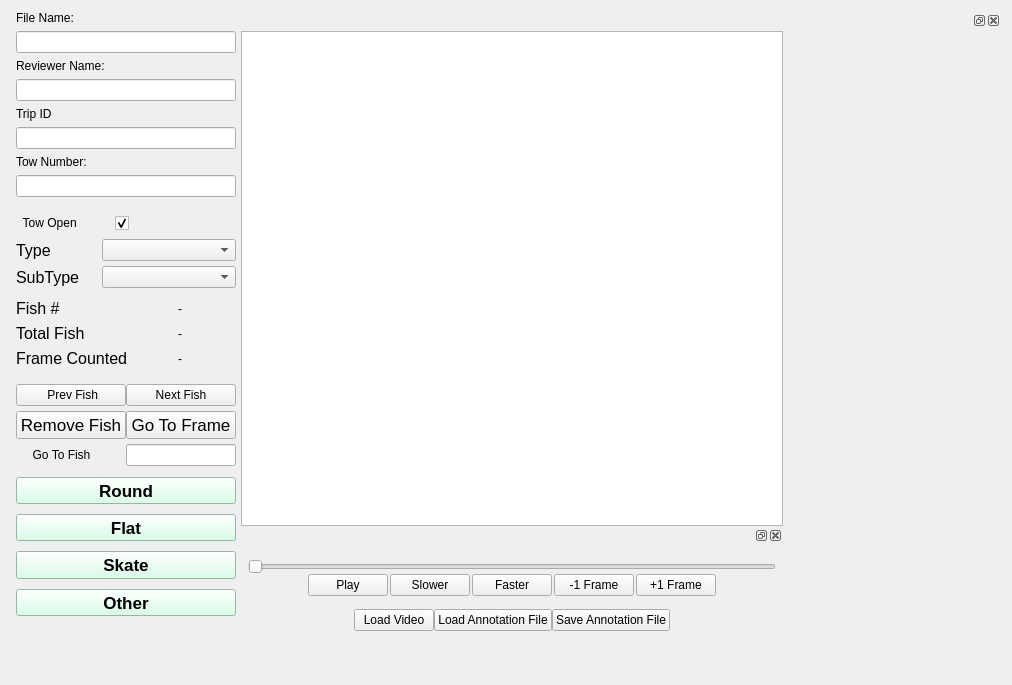
The window that FishGUI/mainwindow.ui (cvisionai/Tator-Native) describes before a commit, drawn with Qt 5.
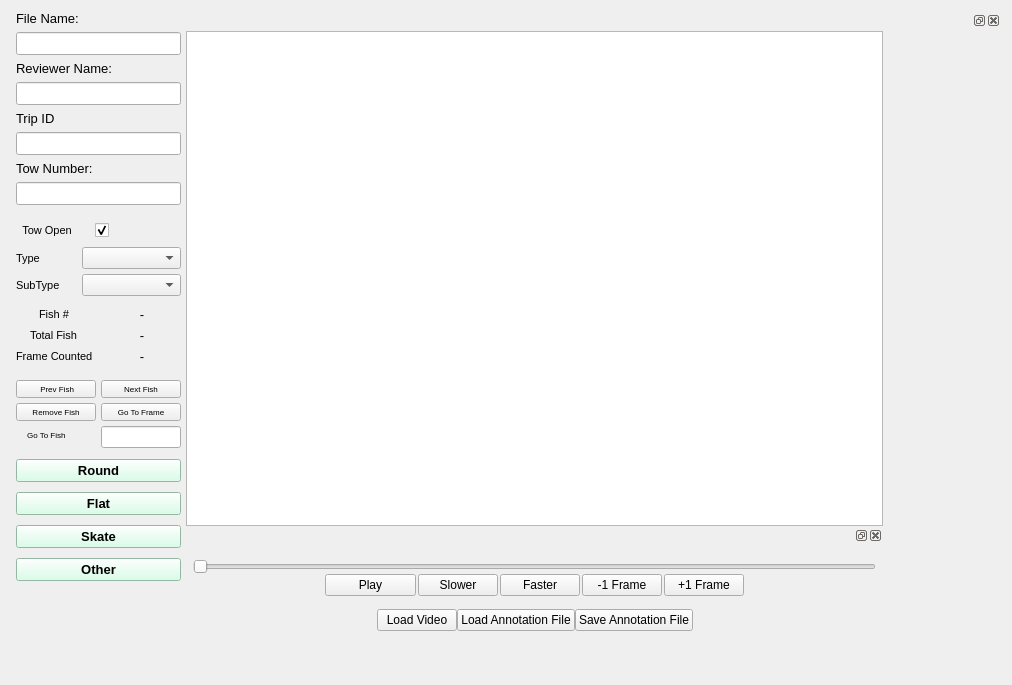
The same window after the commit. Custom widgets are drawn as their Qt base class.

```diff
--- a/FishGUI/mainwindow.ui
+++ b/FishGUI/mainwindow.ui
@@ -18,12 +18,12 @@
   </property>
   <layout class="QVBoxLayout" name="verticalLayout">
    <item>
-    <layout class="QHBoxLayout" name="horizontalLayout_6" stretch="1,10,1">
+    <layout class="QHBoxLayout" name="horizontalLayout_6" stretch="1,30,1">
      <property name="spacing">
       <number>0</number>
      </property>
      <item>
-      <layout class="QVBoxLayout" name="verticalLayout_4" stretch="0,0,0,0,0,0,0,0">
+      <layout class="QVBoxLayout" name="verticalLayout_4" stretch="0,0,0,0,0,0,0">
        <property name="spacing">
         <number>6</number>
        </property>
@@ -43,6 +43,17 @@
          </property>
          <item>
           <widget class="QLabel" name="fileNameLabel">
+           <property name="sizePolicy">
+            <sizepolicy hsizetype="MinimumExpanding" vsizetype="Preferred">
+             <horstretch>0</horstretch>
+             <verstretch>0</verstretch>
+            </sizepolicy>
+           </property>
+           <property name="font">
+            <font>
+             <pointsize>10</pointsize>
+            </font>
+           </property>
            <property name="text">
             <string>File Name:</string>
            </property>
@@ -50,6 +61,17 @@
          </item>
          <item>
           <widget class="QLineEdit" name="fileNameValue">
+           <property name="sizePolicy">
+            <sizepolicy hsizetype="MinimumExpanding" vsizetype="Fixed">
+             <horstretch>0</horstretch>
+             <verstretch>0</verstretch>
+            </sizepolicy>
+           </property>
+           <property name="font">
+            <font>
+             <pointsize>10</pointsize>
+            </font>
+           </property>
            <property name="focusPolicy">
             <enum>Qt::ClickFocus</enum>
            </property>
@@ -57,33 +79,108 @@
          </item>
          <item>
           <widget class="QLabel" name="reviwerNameLabel">
+           <property name="sizePolicy">
+            <sizepolicy hsizetype="MinimumExpanding" vsizetype="Preferred">
+             <horstretch>0</horstretch>
+             <verstretch>0</verstretch>
+            </sizepolicy>
+           </property>
+           <property name="font">
+            <font>
+             <pointsize>10</pointsize>
+            </font>
+           </property>
            <property name="text">
             <string>Reviewer Name:</string>
            </property>
           </widget>
          </item>
          <item>
-          <widget class="QLineEdit" name="reviewerNameValue"/>
+          <widget class="QLineEdit" name="reviewerNameValue">
+           <property name="sizePolicy">
+            <sizepolicy hsizetype="MinimumExpanding" vsizetype="Fixed">
+             <horstretch>0</horstretch>
+             <verstretch>0</verstretch>
+            </sizepolicy>
+           </property>
+           <property name="minimumSize">
+            <size>
+             <width>0</width>
+             <height>0</height>
+            </size>
+           </property>
+           <property name="font">
+            <font>
+             <pointsize>10</pointsize>
+            </font>
+           </property>
+          </widget>
          </item>
          <item>
           <widget class="QLabel" name="tripIDLabel">
+           <property name="sizePolicy">
+            <sizepolicy hsizetype="MinimumExpanding" vsizetype="Preferred">
+             <horstretch>0</horstretch>
+             <verstretch>0</verstretch>
+            </sizepolicy>
+           </property>
+           <property name="font">
+            <font>
+             <pointsize>10</pointsize>
+            </font>
+           </property>
            <property name="text">
             <string>Trip ID</string>
            </property>
           </widget>
          </item>
          <item>
-          <widget class="QLineEdit" name="tripIDValue"/>
+          <widget class="QLineEdit" name="tripIDValue">
+           <property name="sizePolicy">
+            <sizepolicy hsizetype="MinimumExpanding" vsizetype="Fixed">
+             <horstretch>0</horstretch>
+             <verstretch>0</verstretch>
+            </sizepolicy>
+           </property>
+           <property name="font">
+            <font>
+             <pointsize>10</pointsize>
+            </font>
+           </property>
+          </widget>
          </item>
          <item>
           <widget class="QLabel" name="towIDLabel">
+           <property name="sizePolicy">
+            <sizepolicy hsizetype="MinimumExpanding" vsizetype="Preferred">
+             <horstretch>0</horstretch>
+             <verstretch>0</verstretch>
+            </sizepolicy>
+           </property>
+           <property name="font">
+            <font>
+             <pointsize>10</pointsize>
+            </font>
+           </property>
            <property name="text">
             <string>Tow Number:</string>
            </property>
           </widget>
          </item>
          <item>
-          <widget class="QLineEdit" name="towIDValue"/>
+          <widget class="QLineEdit" name="towIDValue">
+           <property name="sizePolicy">
+            <sizepolicy hsizetype="MinimumExpanding" vsizetype="Fixed">
+             <horstretch>0</horstretch>
+             <verstretch>0</verstretch>
+            </sizepolicy>
+           </property>
+           <property name="font">
+            <font>
+             <pointsize>10</pointsize>
+            </font>
+           </property>
+          </widget>
          </item>
         </layout>
        </item>
@@ -103,11 +200,28 @@
          </property>
          <item>
           <widget class="QCheckBox" name="towStatus">
+           <property name="sizePolicy">
+            <sizepolicy hsizetype="MinimumExpanding" vsizetype="Fixed">
+             <horstretch>0</horstretch>
+             <verstretch>0</verstretch>
+            </sizepolicy>
+           </property>
+           <property name="minimumSize">
+            <size>
+             <width>0</width>
+             <height>0</height>
+            </size>
+           </property>
+           <property name="font">
+            <font>
+             <pointsize>8</pointsize>
+            </font>
+           </property>
            <property name="layoutDirection">
             <enum>Qt::RightToLeft</enum>
            </property>
            <property name="text">
-            <string>Tow Open          </string>
+            <string>Tow Open      </string>
            </property>
            <property name="checked">
             <bool>true</bool>
@@ -119,9 +233,12 @@
            <property name="orientation">
             <enum>Qt::Horizontal</enum>
            </property>
+           <property name="sizeType">
+            <enum>QSizePolicy::Minimum</enum>
+           </property>
            <property name="sizeHint" stdset="0">
             <size>
-             <width>40</width>
+             <width>5</width>
              <height>20</height>
             </size>
            </property>
@@ -157,9 +274,15 @@
          </property>
          <item row="0" column="0">
           <widget class="QLabel" name="typeLabel">
+           <property name="sizePolicy">
+            <sizepolicy hsizetype="Minimum" vsizetype="Preferred">
+             <horstretch>0</horstretch>
+             <verstretch>0</verstretch>
+            </sizepolicy>
+           </property>
            <property name="font">
             <font>
-             <pointsize>12</pointsize>
+             <pointsize>8</pointsize>
             </font>
            </property>
            <property name="layoutDirection">
@@ -175,16 +298,45 @@
          </item>
          <item row="0" column="1">
           <widget class="QComboBox" name="typeMenu">
+           <property name="sizePolicy">
+            <sizepolicy hsizetype="Minimum" vsizetype="Fixed">
+             <horstretch>0</horstretch>
+             <verstretch>0</verstretch>
+            </sizepolicy>
+           </property>
+           <property name="minimumSize">
+            <size>
+             <width>0</width>
+             <height>0</height>
+            </size>
+           </property>
+           <property name="font">
+            <font>
+             <pointsize>6</pointsize>
+            </font>
+           </property>
            <property name="focusPolicy">
             <enum>Qt::NoFocus</enum>
            </property>
+           <property name="iconSize">
+            <size>
+             <width>16</width>
+             <height>16</height>
+            </size>
+           </property>
           </widget>
          </item>
          <item row="1" column="0">
           <widget class="QLabel" name="subTypeLabel">
+           <property name="sizePolicy">
+            <sizepolicy hsizetype="Minimum" vsizetype="Preferred">
+             <horstretch>0</horstretch>
+             <verstretch>0</verstretch>
+            </sizepolicy>
+           </property>
            <property name="font">
             <font>
-             <pointsize>12</pointsize>
+             <pointsize>8</pointsize>
             </font>
            </property>
            <property name="text">
@@ -194,6 +346,17 @@
          </item>
          <item row="1" column="1">
           <widget class="QComboBox" name="subTypeMenu">
+           <property name="sizePolicy">
+            <sizepolicy hsizetype="Minimum" vsizetype="Fixed">
+             <horstretch>0</horstretch>
+             <verstretch>0</verstretch>
+            </sizepolicy>
+           </property>
+           <property name="font">
+            <font>
+             <pointsize>6</pointsize>
+            </font>
+           </property>
            <property name="focusPolicy">
             <enum>Qt::NoFocus</enum>
            </property>
@@ -203,8 +366,14 @@
        </item>
        <item>
         <layout class="QFormLayout" name="formLayout_4">
+         <property name="labelAlignment">
+          <set>Qt::AlignCenter</set>
+         </property>
+         <property name="formAlignment">
+          <set>Qt::AlignHCenter|Qt::AlignTop</set>
+         </property>
          <property name="horizontalSpacing">
-          <number>50</number>
+          <number>10</number>
          </property>
          <property name="leftMargin">
           <number>5</number>
@@ -220,9 +389,15 @@
          </property>
          <item row="0" column="0">
           <widget class="QLabel" name="fishNumLabel">
+           <property name="sizePolicy">
+            <sizepolicy hsizetype="MinimumExpanding" vsizetype="Preferred">
+             <horstretch>0</horstretch>
+             <verstretch>0</verstretch>
+            </sizepolicy>
+           </property>
            <property name="font">
             <font>
-             <pointsize>12</pointsize>
+             <pointsize>8</pointsize>
             </font>
            </property>
            <property name="text">
@@ -232,16 +407,36 @@
          </item>
          <item row="0" column="1">
           <widget class="QLabel" name="fishNumVal">
+           <property name="sizePolicy">
+            <sizepolicy hsizetype="MinimumExpanding" vsizetype="Preferred">
+             <horstretch>0</horstretch>
+             <verstretch>0</verstretch>
+            </sizepolicy>
+           </property>
+           <property name="font">
+            <font>
+             <pointsize>10</pointsize>
+            </font>
+           </property>
            <property name="text">
             <string>-</string>
            </property>
+           <property name="alignment">
+            <set>Qt::AlignCenter</set>
+           </property>
           </widget>
          </item>
          <item row="1" column="0">
           <widget class="QLabel" name="totalFishLabel">
+           <property name="sizePolicy">
+            <sizepolicy hsizetype="MinimumExpanding" vsizetype="Preferred">
+             <horstretch>0</horstretch>
+             <verstretch>0</verstretch>
+            </sizepolicy>
+           </property>
            <property name="font">
             <font>
-             <pointsize>12</pointsize>
+             <pointsize>8</pointsize>
             </font>
            </property>
            <property name="text">
@@ -251,16 +446,36 @@
          </item>
          <item row="1" column="1">
           <widget class="QLabel" name="totalFishVal">
+           <property name="sizePolicy">
+            <sizepolicy hsizetype="MinimumExpanding" vsizetype="Preferred">
+             <horstretch>0</horstretch>
+             <verstretch>0</verstretch>
+            </sizepolicy>
+           </property>
+           <property name="font">
+            <font>
+             <pointsize>10</pointsize>
+            </font>
+           </property>
            <property name="text">
             <string>-</string>
            </property>
+           <property name="alignment">
+            <set>Qt::AlignCenter</set>
+           </property>
           </widget>
          </item>
          <item row="2" column="0">
           <widget class="QLabel" name="frameCountedLabel">
+           <property name="sizePolicy">
+            <sizepolicy hsizetype="MinimumExpanding" vsizetype="Preferred">
+             <horstretch>0</horstretch>
+             <verstretch>0</verstretch>
+            </sizepolicy>
+           </property>
            <property name="font">
             <font>
-             <pointsize>12</pointsize>
+             <pointsize>8</pointsize>
             </font>
            </property>
            <property name="text">
@@ -270,15 +485,32 @@
          </item>
          <item row="2" column="1">
           <widget class="QLabel" name="frameCountedVal">
+           <property name="sizePolicy">
+            <sizepolicy hsizetype="MinimumExpanding" vsizetype="Preferred">
+             <horstretch>0</horstretch>
+             <verstretch>0</verstretch>
+            </sizepolicy>
+           </property>
+           <property name="font">
+            <font>
+             <pointsize>10</pointsize>
+            </font>
+           </property>
            <property name="text">
             <string>-</string>
            </property>
+           <property name="alignment">
+            <set>Qt::AlignCenter</set>
+           </property>
           </widget>
          </item>
         </layout>
        </item>
        <item>
         <layout class="QFormLayout" name="formLayout">
+         <property name="sizeConstraint">
+          <enum>QLayout::SetDefaultConstraint</enum>
+         </property>
          <property name="fieldGrowthPolicy">
           <enum>QFormLayout::ExpandingFieldsGrow</enum>
          </property>
@@ -286,7 +518,7 @@
           <set>Qt::AlignLeading|Qt::AlignLeft|Qt::AlignVCenter</set>
          </property>
          <property name="horizontalSpacing">
-          <number>0</number>
+          <number>5</number>
          </property>
          <property name="verticalSpacing">
           <number>5</number>
@@ -303,30 +535,52 @@
          <property name="bottomMargin">
           <number>5</number>
          </property>
-         <item row="5" column="0">
+         <item row="0" column="0">
           <widget class="QPushButton" name="prevFish">
+           <property name="sizePolicy">
+            <sizepolicy hsizetype="MinimumExpanding" vsizetype="Fixed">
+             <horstretch>0</horstretch>
+             <verstretch>0</verstretch>
+            </sizepolicy>
+           </property>
            <property name="minimumSize">
             <size>
-             <width>110</width>
+             <width>0</width>
              <height>0</height>
             </size>
            </property>
+           <property name="font">
+            <font>
+             <pointsize>6</pointsize>
+            </font>
+           </property>
            <property name="focusPolicy">
             <enum>Qt::NoFocus</enum>
            </property>
            <property name="text">
-            <string>  Prev Fish </string>
+            <string>   Prev Fish  </string>
            </property>
           </widget>
          </item>
-         <item row="5" column="1">
+         <item row="0" column="1">
           <widget class="QPushButton" name="nextFish">
+           <property name="sizePolicy">
+            <sizepolicy hsizetype="MinimumExpanding" vsizetype="Fixed">
+             <horstretch>0</horstretch>
+             <verstretch>0</verstretch>
+            </sizepolicy>
+           </property>
            <property name="minimumSize">
             <size>
-             <width>110</width>
+             <width>0</width>
              <height>0</height>
             </size>
            </property>
+           <property name="font">
+            <font>
+             <pointsize>6</pointsize>
+            </font>
+           </property>
            <property name="focusPolicy">
             <enum>Qt::NoFocus</enum>
            </property>
@@ -335,17 +589,23 @@
            </property>
           </widget>
          </item>
-         <item row="6" column="0">
+         <item row="1" column="0">
           <widget class="QPushButton" name="removeFish">
+           <property name="sizePolicy">
+            <sizepolicy hsizetype="MinimumExpanding" vsizetype="Fixed">
+             <horstretch>0</horstretch>
+             <verstretch>0</verstretch>
+            </sizepolicy>
+           </property>
            <property name="minimumSize">
             <size>
-             <width>110</width>
+             <width>0</width>
              <height>0</height>
             </size>
            </property>
            <property name="font">
             <font>
-             <pointsize>13</pointsize>
+             <pointsize>6</pointsize>
              <weight>50</weight>
              <bold>false</bold>
             </font>
@@ -358,17 +618,23 @@
            </property>
           </widget>
          </item>
-         <item row="6" column="1">
+         <item row="1" column="1">
           <widget class="QPushButton" name="goToFrame">
+           <property name="sizePolicy">
+            <sizepolicy hsizetype="MinimumExpanding" vsizetype="Fixed">
+             <horstretch>0</horstretch>
+             <verstretch>0</verstretch>
+            </sizepolicy>
+           </property>
            <property name="minimumSize">
             <size>
-             <width>110</width>
+             <width>0</width>
              <height>0</height>
             </size>
            </property>
            <property name="font">
             <font>
-             <pointsize>13</pointsize>
+             <pointsize>6</pointsize>
              <weight>50</weight>
              <bold>false</bold>
             </font>
@@ -384,15 +650,49 @@
            </property>
           </widget>
          </item>
-         <item row="7" column="0">
+         <item row="2" column="0">
           <widget class="QLabel" name="goToFishLabel">
+           <property name="sizePolicy">
+            <sizepolicy hsizetype="MinimumExpanding" vsizetype="Preferred">
+             <horstretch>0</horstretch>
+             <verstretch>0</verstretch>
+            </sizepolicy>
+           </property>
+           <property name="minimumSize">
+            <size>
+             <width>0</width>
+             <height>0</height>
+            </size>
+           </property>
+           <property name="font">
+            <font>
+             <pointsize>6</pointsize>
+            </font>
+           </property>
            <property name="text">
             <string>     Go To Fish   </string>
            </property>
           </widget>
          </item>
-         <item row="7" column="1">
+         <item row="2" column="1">
           <widget class="QLineEdit" name="goToFishVal">
+           <property name="sizePolicy">
+            <sizepolicy hsizetype="MinimumExpanding" vsizetype="Fixed">
+             <horstretch>0</horstretch>
+             <verstretch>0</verstretch>
+            </sizepolicy>
+           </property>
+           <property name="minimumSize">
+            <size>
+             <width>0</width>
+             <height>0</height>
+            </size>
+           </property>
+           <property name="font">
+            <font>
+             <pointsize>6</pointsize>
+            </font>
+           </property>
            <property name="focusPolicy">
             <enum>Qt::ClickFocus</enum>
            </property>
@@ -439,7 +739,7 @@
            </property>
            <property name="font">
             <font>
-             <pointsize>13</pointsize>
+             <pointsize>10</pointsize>
              <weight>75</weight>
              <bold>true</bold>
             </font>
@@ -480,7 +780,7 @@
            </property>
            <property name="font">
             <font>
-             <pointsize>13</pointsize>
+             <pointsize>10</pointsize>
              <weight>75</weight>
              <bold>true</bold>
             </font>
@@ -512,7 +812,7 @@
            </property>
            <property name="font">
             <font>
-             <pointsize>13</pointsize>
+             <pointsize>10</pointsize>
              <weight>75</weight>
              <bold>true</bold>
             </font>
@@ -544,7 +844,7 @@
            </property>
            <property name="font">
             <font>
-             <pointsize>13</pointsize>
+             <pointsize>10</pointsize>
              <weight>75</weight>
              <bold>true</bold>
             </font>
@@ -559,19 +859,6 @@
          </item>
         </layout>
        </item>
-       <item>
-        <spacer name="horizontalSpacer_5">
-         <property name="orientation">
-          <enum>Qt::Horizontal</enum>
-         </property>
-         <property name="sizeHint" stdset="0">
-          <size>
-           <width>40</width>
-           <height>20</height>
-          </size>
-         </property>
-        </spacer>
-       </item>
        <item>
         <spacer name="verticalSpacer_8">
          <property name="orientation">
@@ -579,7 +866,7 @@
          </property>
          <property name="sizeHint" stdset="0">
           <size>
-           <width>28</width>
+           <width>20</width>
            <height>40</height>
           </size>
          </property>
@@ -932,7 +1219,7 @@
             <widget class="NavigatorWidget" name="navigator" native="true">
              <property name="minimumSize">
               <size>
-               <width>200</width>
+               <width>100</width>
                <height>0</height>
               </size>
              </property>
```
